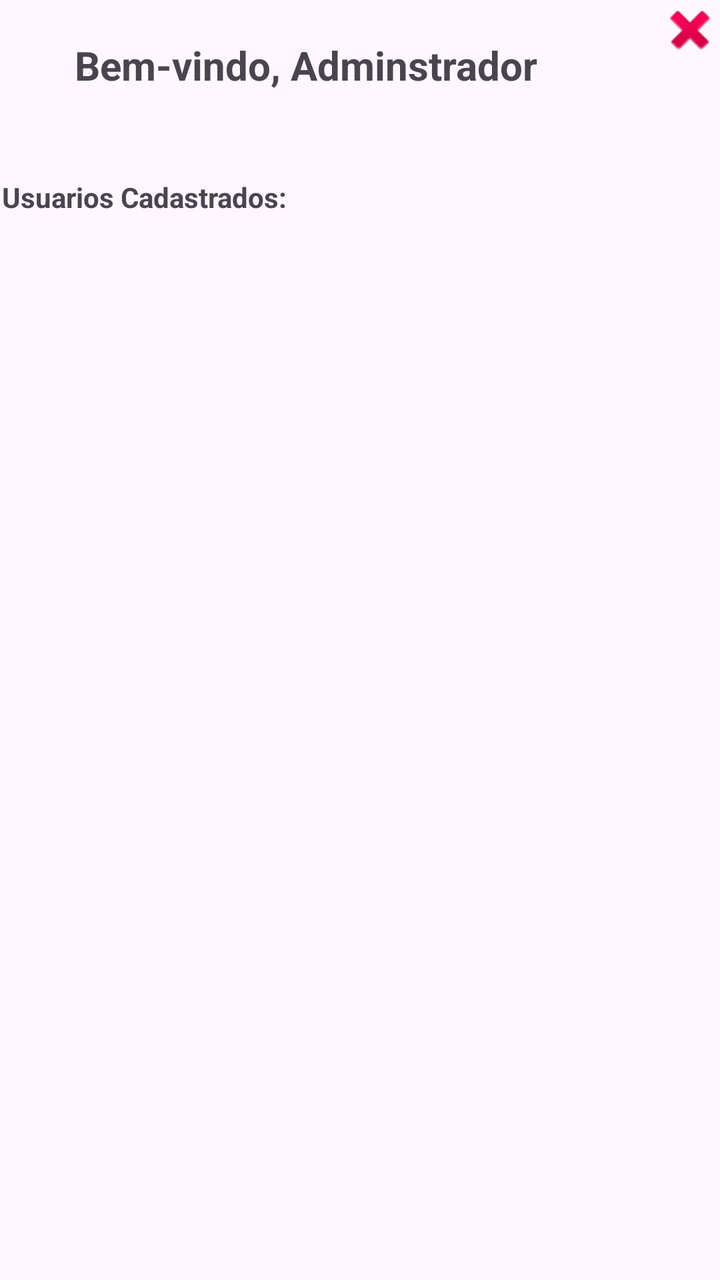
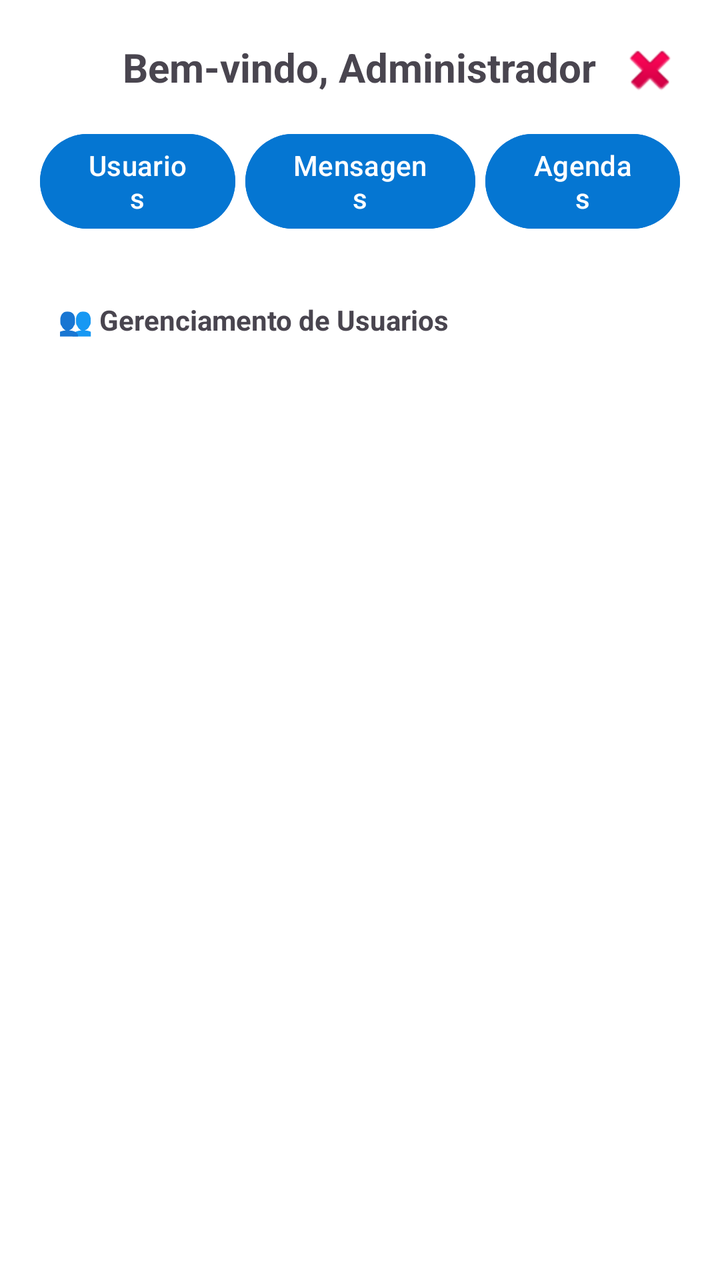

Two renders of the same Android screen: before a commit and after it. Below are the layout's source before the change and the commit's diff.
<!-- AndroidManifest.xml: application theme Theme.ProjetoFinal -->
<!-- res/layout/activity_admin.xml -->
<?xml version="1.0" encoding="utf-8"?>
<RelativeLayout xmlns:android="http://schemas.android.com/apk/res/android"
    android:layout_width="match_parent"
    android:layout_height="match_parent">

    <TextView
        android:id="@+id/textoTitulo"
        android:layout_width="wrap_content"
        android:layout_height="wrap_content"
        android:layout_alignParentTop="true"
        android:layout_alignParentEnd="true"
        android:layout_marginTop="19dp"
        android:layout_marginEnd="91dp"
        android:text="Bem-vindo, Adminstrador"
        android:textSize="20sp"
        android:textStyle="bold" />

    <TextView
        android:id="@+id/textView2"
        android:layout_width="wrap_content"
        android:layout_height="wrap_content"
        android:layout_below="@+id/textoTitulo"
        android:layout_alignParentStart="true"
        android:layout_marginStart="1dp"
        android:layout_marginTop="43dp"
        android:text="Usuarios Cadastrados:"
        android:textStyle="bold" />

    <ListView
        android:id="@+id/listPacientes"
        android:layout_width="wrap_content"
        android:layout_height="wrap_content"
        android:layout_below="@+id/textoTitulo"
        android:layout_alignParentEnd="true"
        android:layout_marginTop="70dp"
        android:layout_marginEnd="69dp" />

    <ImageButton
        android:id="@+id/btnLogout"
        android:layout_width="30dp"
        android:layout_height="30dp"
        android:layout_alignParentTop="true"
        android:layout_alignParentEnd="true"
        android:layout_margin="0dp"
        android:layout_marginStart="0dp"
        android:layout_marginTop="17dp"
        android:layout_marginEnd="10dp"
        android:layout_marginBottom="0dp"
        android:background="@android:color/transparent"
        android:contentDescription="Sair"
        android:src="@android:drawable/ic_delete" />

</RelativeLayout>
<!-- resources referenced by this layout -->
<resources>
  <style name="Theme.ProjetoFinal" parent="Base.Theme.ProjetoFinal" />
  <style name="Base.Theme.ProjetoFinal" parent="Theme.Material3.DayNight.NoActionBar">
          
          
      </style>
</resources>

<!-- the commit's change to res/layout/activity_admin.xml (unified diff, before → after) -->
@@ -1,39 +1,9 @@
 <?xml version="1.0" encoding="utf-8"?>
 <RelativeLayout xmlns:android="http://schemas.android.com/apk/res/android"
     android:layout_width="match_parent"
-    android:layout_height="match_parent">
-
-    <TextView
-        android:id="@+id/textoTitulo"
-        android:layout_width="wrap_content"
-        android:layout_height="wrap_content"
-        android:layout_alignParentTop="true"
-        android:layout_alignParentEnd="true"
-        android:layout_marginTop="19dp"
-        android:layout_marginEnd="91dp"
-        android:text="Bem-vindo, Adminstrador"
-        android:textSize="20sp"
-        android:textStyle="bold" />
-
-    <TextView
-        android:id="@+id/textView2"
-        android:layout_width="wrap_content"
-        android:layout_height="wrap_content"
-        android:layout_below="@+id/textoTitulo"
-        android:layout_alignParentStart="true"
-        android:layout_marginStart="1dp"
-        android:layout_marginTop="43dp"
-        android:text="Usuarios Cadastrados:"
-        android:textStyle="bold" />
-
-    <ListView
-        android:id="@+id/listPacientes"
-        android:layout_width="wrap_content"
-        android:layout_height="wrap_content"
-        android:layout_below="@+id/textoTitulo"
-        android:layout_alignParentEnd="true"
-        android:layout_marginTop="70dp"
-        android:layout_marginEnd="69dp" />
+    android:layout_height="match_parent"
+    android:padding="20dp"
+    android:background="#FFFFFF">
 
     <ImageButton
         android:id="@+id/btnLogout"
@@ -43,11 +13,156 @@
         android:layout_alignParentEnd="true"
         android:layout_margin="0dp"
         android:layout_marginStart="0dp"
-        android:layout_marginTop="17dp"
-        android:layout_marginEnd="10dp"
-        android:layout_marginBottom="0dp"
+        android:layout_marginTop="16dp"
+        android:layout_marginEnd="59dp"
         android:background="@android:color/transparent"
         android:contentDescription="Sair"
         android:src="@android:drawable/ic_delete" />
 
+    <TextView
+        android:id="@+id/textoTitulo"
+        android:layout_width="wrap_content"
+        android:layout_height="wrap_content"
+        android:text="Bem-vindo, Administrador"
+        android:textSize="20sp"
+        android:textStyle="bold"
+        android:layout_centerHorizontal="true" />
+
+    <LinearLayout
+        android:id="@+id/layoutBotoes"
+        android:layout_width="match_parent"
+        android:layout_height="wrap_content"
+        android:layout_below="@+id/textoTitulo"
+        android:orientation="horizontal"
+        android:gravity="center"
+        android:layout_marginTop="16dp"
+        android:layout_marginBottom="16dp">
+
+        <Button
+            android:id="@+id/btnUsuarios"
+            android:layout_width="wrap_content"
+            android:layout_weight="1"
+            android:layout_height="wrap_content"
+            android:layout_below="@+id/tipoUsuario"
+            android:layout_alignParentEnd="true"
+            android:backgroundTint="@color/light_theme_button_background"
+            android:text="Usuarios" />
+
+        <Space
+            android:layout_width="5dp"
+            android:layout_height="match_parent" />
+
+        <Button
+            android:id="@+id/btnMsgs"
+            android:layout_width="wrap_content"
+            android:layout_weight="1"
+            android:layout_height="wrap_content"
+            android:layout_below="@+id/tipoUsuario"
+            android:layout_alignParentEnd="true"
+            android:backgroundTint="@color/light_theme_button_background"
+            android:text="Mensagens" />
+
+        <Space
+            android:layout_width="5dp"
+            android:layout_height="match_parent" />
+
+        <Button
+            android:id="@+id/btnAgend"
+            android:layout_width="wrap_content"
+            android:layout_weight="1"
+            android:layout_height="wrap_content"
+            android:layout_below="@+id/tipoUsuario"
+            android:layout_alignParentEnd="true"
+            android:backgroundTint="@color/light_theme_button_background"
+            android:text="Agendas" />
+
+    </LinearLayout>
+
+    <LinearLayout
+        android:id="@+id/layoutUsuarios"
+        android:layout_width="match_parent"
+        android:layout_height="wrap_content"
+        android:layout_below="@+id/layoutBotoes"
+        android:orientation="vertical"
+        android:visibility="visible">
+
+        <TextView
+            android:id="@+id/textView2"
+            android:layout_width="wrap_content"
+            android:layout_height="wrap_content"
+            android:layout_alignParentStart="true"
+            android:layout_marginStart="9dp"
+            android:layout_marginTop="16dp"
+            android:text="👥 Gerenciamento de Usuarios"
+            android:textStyle="bold" />
+
+        <ListView
+            android:id="@+id/listUsers"
+            android:layout_width="357dp"
+            android:layout_height="wrap_content"
+            android:layout_below="@+id/textView2"
+            android:layout_marginTop="6dp"
+            android:divider="#333"
+            android:dividerHeight="2px"/>
+
+    </LinearLayout>
+
+
+    <LinearLayout
+        android:id="@+id/layoutMensagens"
+        android:layout_width="match_parent"
+        android:layout_height="wrap_content"
+        android:layout_below="@+id/layoutBotoes"
+        android:orientation="vertical"
+        android:visibility="gone">
+
+        <TextView
+            android:id="@+id/textView3"
+            android:layout_width="wrap_content"
+            android:layout_height="wrap_content"
+            android:layout_alignParentStart="true"
+            android:layout_marginStart="9dp"
+            android:layout_marginTop="16dp"
+            android:text="💬 Gerenciamento de Mensagens"
+            android:textStyle="bold" />
+
+        <ListView
+            android:id="@+id/listMensagens"
+            android:layout_width="wrap_content"
+            android:layout_height="wrap_content"
+            android:layout_below="@+id/textView2"
+            android:layout_marginTop="6dp"
+            android:divider="#333"
+            android:dividerHeight="2px"/>
+
+    </LinearLayout>
+
+    <LinearLayout
+        android:id="@+id/layoutAgendas"
+        android:layout_width="match_parent"
+        android:layout_height="wrap_content"
+        android:layout_below="@+id/layoutBotoes"
+        android:orientation="vertical"
+        android:visibility="gone">
+
+        <TextView
+            android:id="@+id/textView4"
+            android:layout_width="wrap_content"
+            android:layout_height="wrap_content"
+            android:layout_marginStart="9dp"
+            android:layout_marginTop="16dp"
+            android:text="🕒 Gerenciamento de Consultas"
+            android:textStyle="bold" />
+
+        <ListView
+            android:id="@+id/listAgenda"
+            android:layout_width="wrap_content"
+            android:layout_height="wrap_content"
+            android:layout_marginTop="6dp"
+            android:divider="#333"
+            android:dividerHeight="2px"/>
+
+    </LinearLayout>
+
+
 </RelativeLayout>
<!-- resource entries referenced after the edit -->
@@ -1,5 +1,6 @@
 <!-- resources referenced by this layout -->
 <resources>
+  <color name="light_theme_button_background">#0576d2</color>
   <style name="Theme.ProjetoFinal" parent="Base.Theme.ProjetoFinal" />
   <style name="Base.Theme.ProjetoFinal" parent="Theme.Material3.DayNight.NoActionBar">
           
